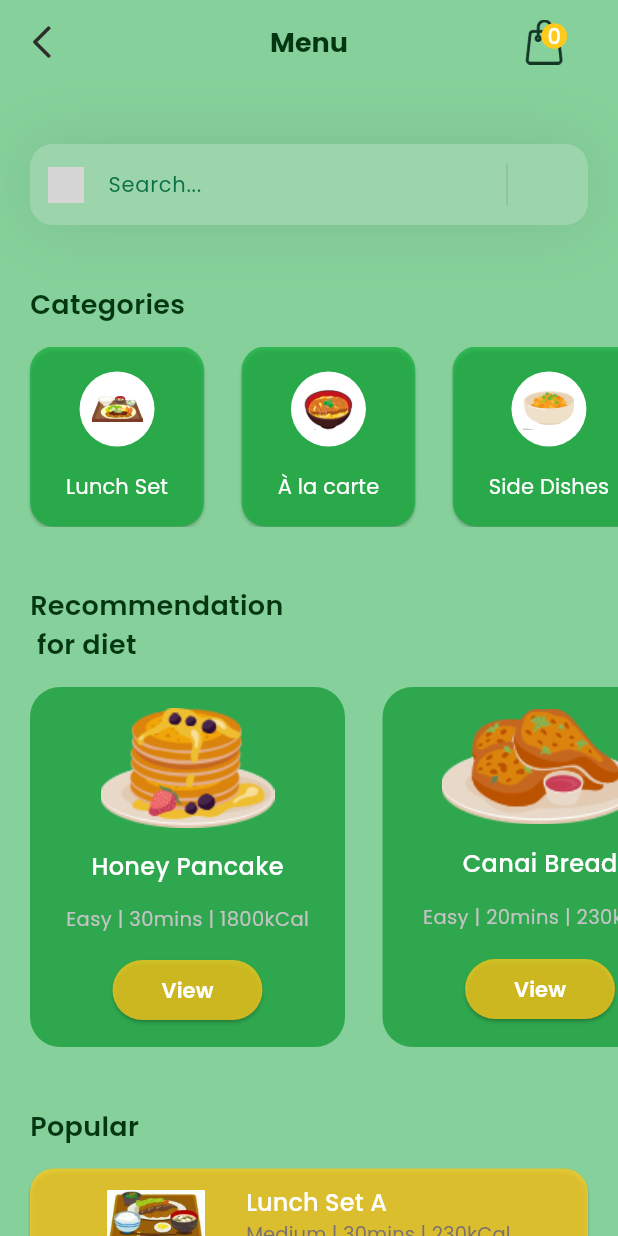
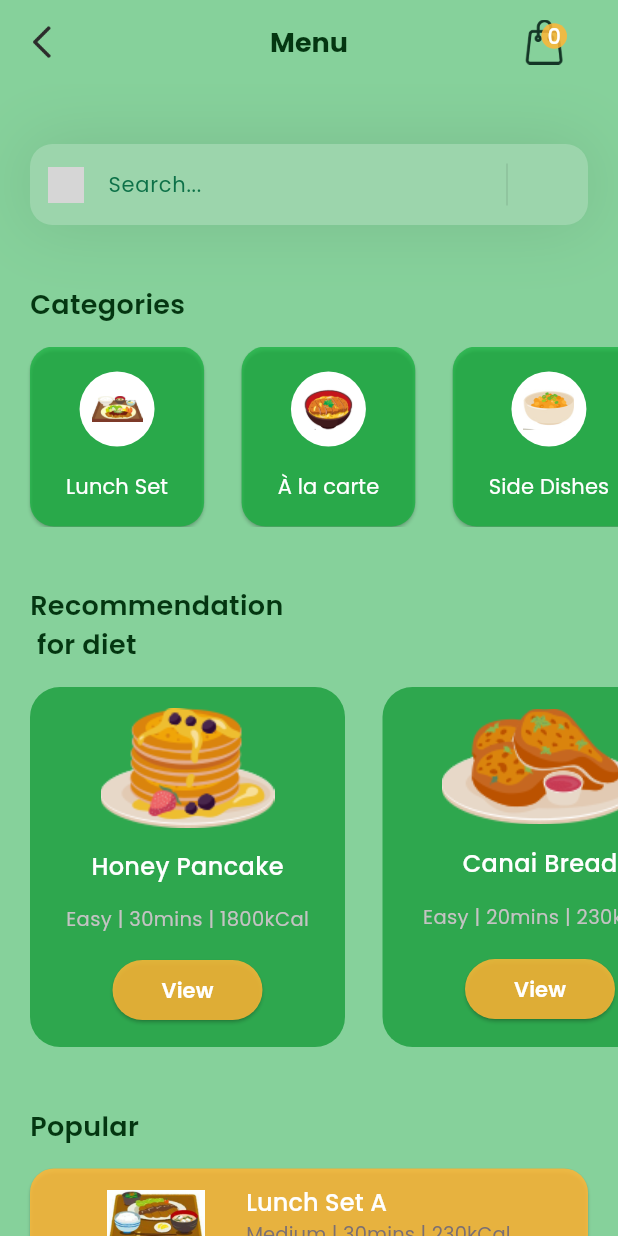
Before and after one commit to stan9859/PreCap_UI, a Flutter app: the HomePage screen opened directly, on a phone screen of 412 x 824 dp. Run offline on Flutter 3.47's test engine with Material 3 defaults, Android fonts, the phone set to English and light mode, and no system bars; our stand-ins replace slide_to_act; grey boxes are pictures that could not be loaded.

Commit message:
change yellow tone

```diff
--- a/lib/Pages/Home.dart
+++ b/lib/Pages/Home.dart
@@ -94,7 +94,7 @@ class _HomePageState extends State<HomePage> {
 
                   },
                   style: ElevatedButton.styleFrom(
-                    backgroundColor: Color(0xFDFFCA1A).withOpacity(0.77),
+                    backgroundColor: Color(0xFFFFB636).withOpacity(0.85),
                     shape: RoundedRectangleBorder(borderRadius: BorderRadius.all(Radius.circular(16))),
                   ),
 
@@ -199,7 +199,7 @@ class _HomePageState extends State<HomePage> {
                         );
                           },
                           style: ElevatedButton.styleFrom(
-                              primary: Color(0xFDFFCA1A).withOpacity(0.77),
+                              primary: Color(0xFFFFB636).withOpacity(0.85),
                               shape: RoundedRectangleBorder(borderRadius: BorderRadius.all(Radius.circular(50))),
                           ),
                           child: Center(
@@ -437,8 +437,7 @@ class _HomePageState extends State<HomePage> {
                           padding: EdgeInsets.all(4),
                           decoration: BoxDecoration(
                             shape: BoxShape.circle,
-                            color: Color(0xFDFFCA1A)
-                                , // Choose your desired background color
+                            color: Color(0xFFFFB636).withOpacity(0.85),
                           ),
                           child: Text(
                             '${value.cartItems.length}',
@@ -544,7 +543,7 @@ class _HomePageState extends State<HomePage> {
                                     );
                                   },
                                   style: ElevatedButton.styleFrom(
-                                    primary: Color(0xff11b039).withOpacity(0.8), // Set the button color
+                                    primary: Color(0xFFFFB636).withOpacity(0.85), // Set the button color
                                     shape: RoundedRectangleBorder(
                                       borderRadius: BorderRadius.circular(16),
                                     ),
--- a/lib/Pages/payment_page.dart
+++ b/lib/Pages/payment_page.dart
@@ -74,6 +74,7 @@ class _PaymentPageState extends State<PaymentPage> {
                 borderRadius: 16,
                 elevation: 1,
                 outerColor: Color(0xff11b039).withOpacity(0.8),
+
                 text: 'Slide to Pay',
                 onSubmit: () {
                   // Handle the payment logic here
```
